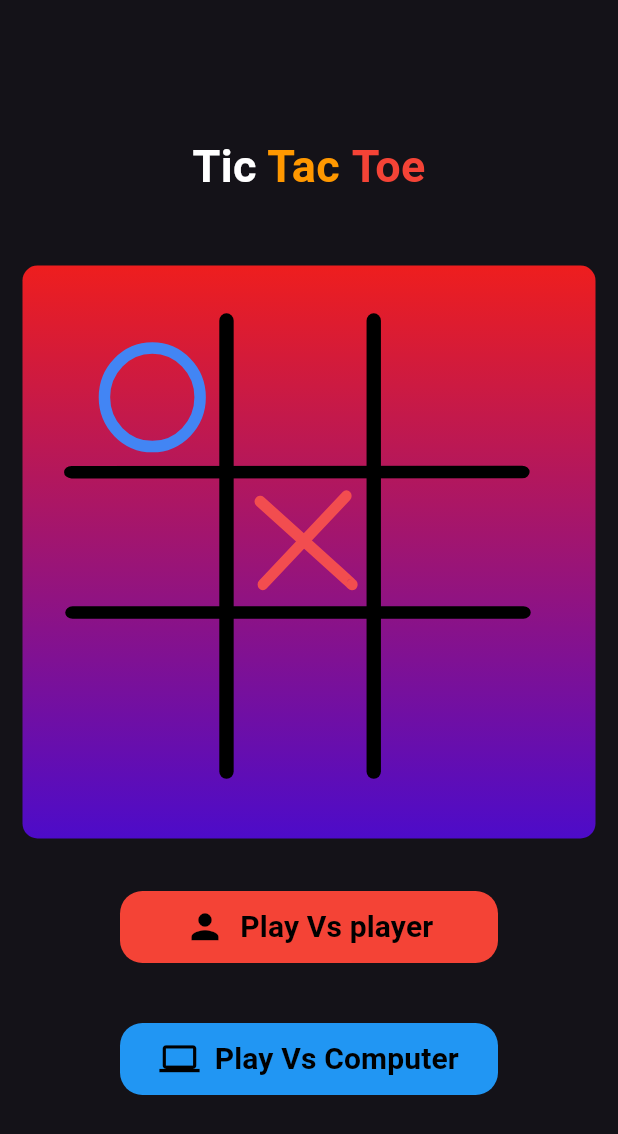
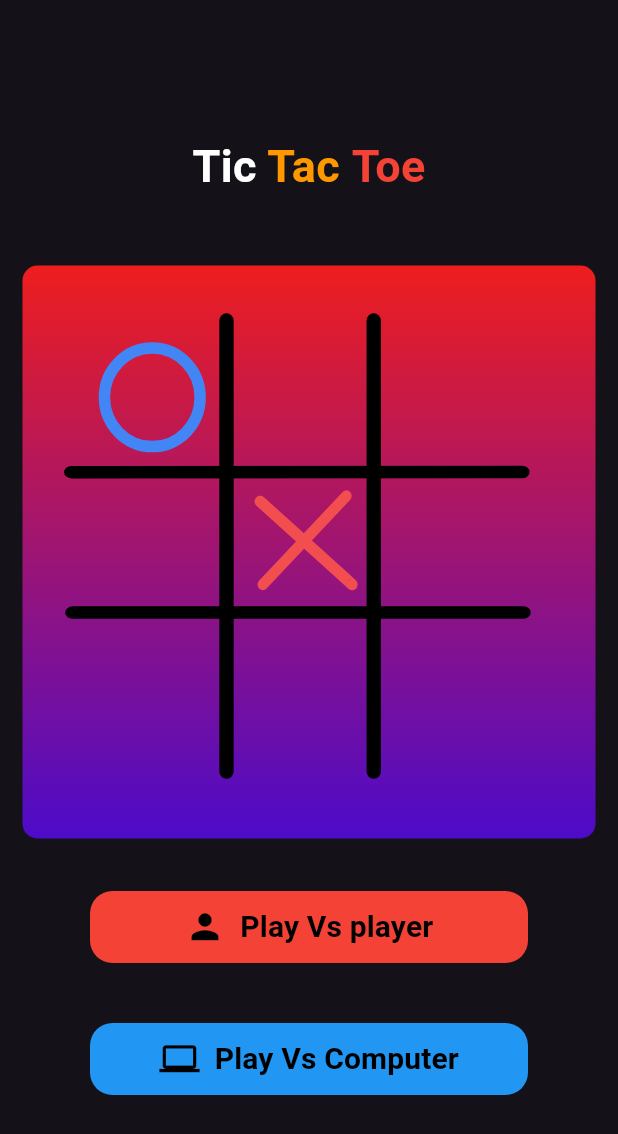
Before and after one commit to Youssef-Ma7moud-Eid/Tic-Tac-Toe_game, a Flutter app: the screen it shows after launch, on a phone screen of 412 x 824 dp. Shown: the top 1134 px of the screen. Run offline on Flutter 3.47's test engine with Material 3 defaults, Android fonts, the phone set to English and light mode, and no system bars; our stand-ins replace flutter_bloc, lottie.

```diff
--- a/lib/widgets/buttom_widget.dart
+++ b/lib/widgets/buttom_widget.dart
@@ -14,7 +14,7 @@ class ButtomWidget extends StatelessWidget {
   @override
   Widget build(BuildContext context) {
     return Container(
-      margin: const EdgeInsets.symmetric(horizontal: 80, vertical: 5),
+      margin: const EdgeInsets.symmetric(horizontal: 60, vertical: 5),
       width: double.infinity,
       decoration: BoxDecoration(
         color: color,
```
Also changed, not shown: pubspec.yaml (+7 -1 lines), assets/icon/image.jpg (added), pubspec.lock, 1 other file.
